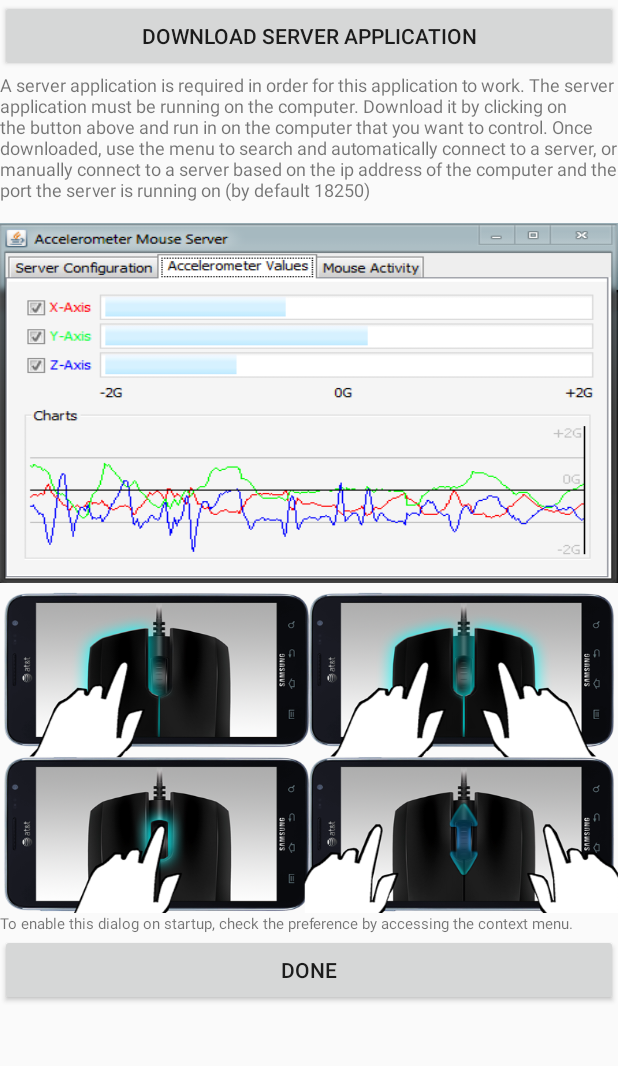
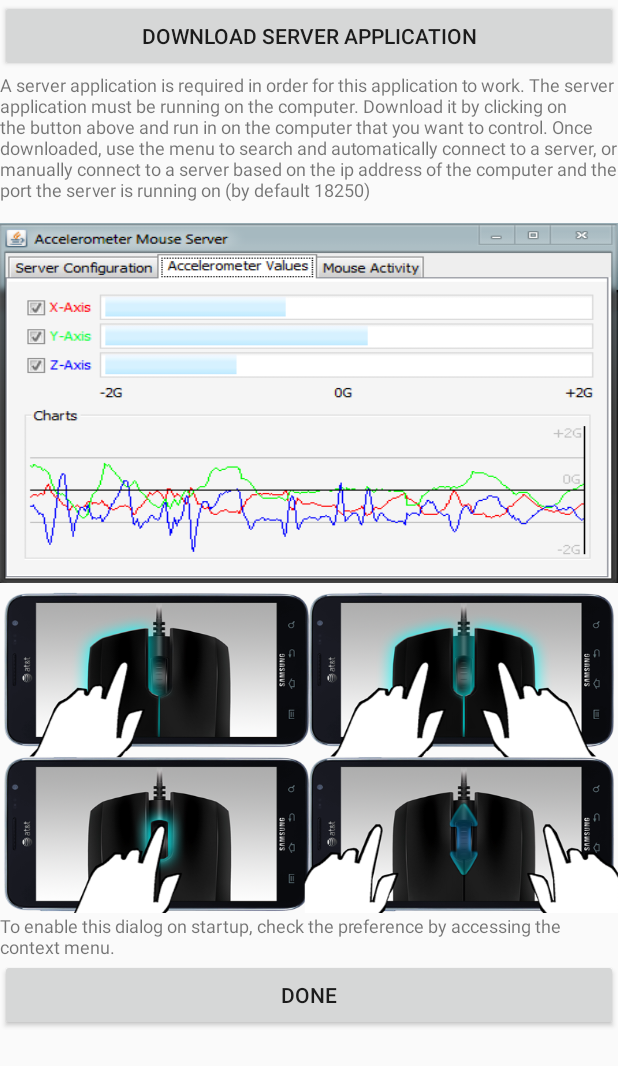
Before and after one commit to alexChurkin/TruckRemoteControl, an Android app: the layout help.xml on its own in the app's theme, with its tools: preview values and no code run, on a phone screen of 412 x 824 dp. Shown: the top 1066 px of the screen. Run offline under Robolectric (Android 15) with nearby library versions, the light colour scheme and no system bars.

Commit message:
Formatted some layouts

```diff
--- a/app/src/main/res/layout/help.xml
+++ b/app/src/main/res/layout/help.xml
@@ -2,17 +2,17 @@
 <LinearLayout xmlns:android="http://schemas.android.com/apk/res/android"
     android:layout_width="fill_parent"
     android:layout_height="fill_parent"
-    android:orientation="vertical" >
+    android:orientation="vertical">
 
     <ScrollView
         android:id="@+id/scrollView1"
         android:layout_width="fill_parent"
-        android:layout_height="wrap_content" >
+        android:layout_height="wrap_content">
 
         <LinearLayout
             android:layout_width="fill_parent"
             android:layout_height="wrap_content"
-            android:orientation="vertical" >
+            android:orientation="vertical">
 
             <Button
                 android:id="@+id/downloadServerButton"
@@ -25,7 +25,7 @@
                 android:layout_width="fill_parent"
                 android:layout_height="wrap_content"
                 android:text="@string/serverHelp"
-                android:textSize="12dp" />
+                android:textSize="12sp" />
 
             <ImageView
                 android:id="@+id/imageView1"
@@ -46,7 +46,7 @@
                 android:layout_width="wrap_content"
                 android:layout_height="wrap_content"
                 android:text="@string/showHelp"
-                android:textSize="10dp" />
+                android:textSize="12sp" />
 
             <Button
                 android:id="@+id/doneButton"
--- a/app/src/main/res/values/colors.xml
+++ b/app/src/main/res/values/colors.xml
@@ -1,4 +1,3 @@
 <?xml version="1.0" encoding="utf-8"?>
 <resources>
-    <color name="white">#255</color>
 </resources>
--- a/app/src/main/res/values/styles.xml
+++ b/app/src/main/res/values/styles.xml
@@ -1,4 +1,5 @@
 <resources>
+
     <style name="AppTheme" parent="Theme.AppCompat.Light.NoActionBar">
         <item name="android:windowFullscreen">true</item>
         <item name="android:windowContentOverlay">@null</item>
```
Also changed, not shown: app/src/main/res/layout/defaultserverip.xml (+9 -9 lines), app/src/main/res/layout/manuallyconnect.xml (+14 -46 lines).
